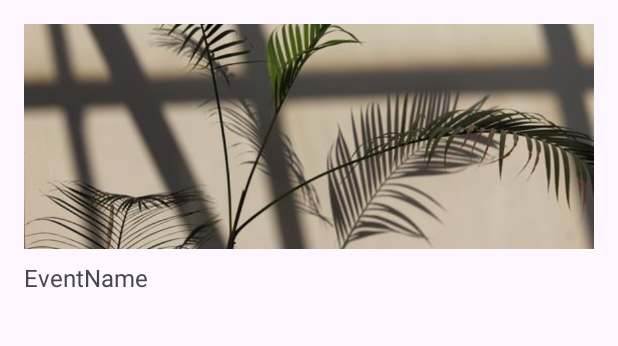
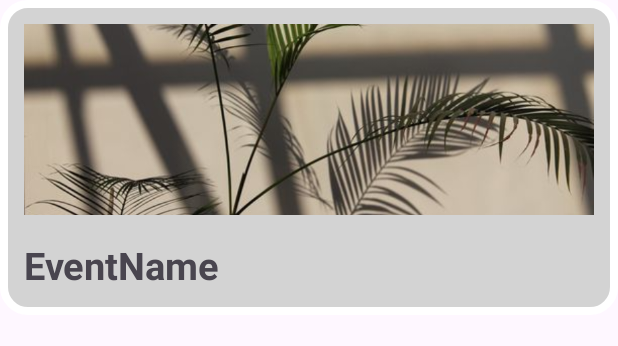
Before and after one commit to CMPUT301F24Vortex/Vortex_app, an Android app: the layout event_item.xml on its own in the app's theme, with its tools: preview values and no code run, on a phone screen of 412 x 824 dp. Shown: the top 346 px of the screen. Run offline under Robolectric (Android 15) with nearby library versions, the phone set to English and light mode, and no system bars.

Commit message:
Added Java doc and some simple test case for User, Center, and Event classes, fixed xml files

```diff
--- /dev/null
+++ b/app/src/main/res/drawable/curved_background.xml
@@ -0,0 +1,9 @@
+<?xml version="1.0" encoding="utf-8"?>
+<shape xmlns:android="http://schemas.android.com/apk/res/android">
+
+    <solid android:color="#D3D3D3" />
+    <corners android:radius="16dp" />
+    <stroke
+        android:color="#FFFFFF"
+        android:width="5dp" />
+</shape>
--- a/app/src/main/res/layout/event_item.xml
+++ b/app/src/main/res/layout/event_item.xml
@@ -3,22 +3,27 @@
     android:layout_width="match_parent"
     android:layout_height="wrap_content"
     android:orientation="vertical"
-    android:padding="16dp">
-
+    android:layout_gravity=""
+    android:padding="16dp"
+    android:background="@drawable/curved_background"> >
 
     <ImageView
         android:id="@+id/image_event"
         android:layout_width="match_parent"
-        android:layout_height="150dp"
+        android:layout_height="127dp"
+        android:layout_marginBottom="8dp"
+        android:clipToOutline="true"
+        android:outlineProvider="background"
         android:scaleType="centerCrop"
         android:src="@drawable/sample_event_image" />
 
     <TextView
         android:id="@+id/text_event_name"
-        android:layout_width="wrap_content"
+        android:layout_width="142dp"
         android:layout_height="wrap_content"
+        android:layout_marginTop="8dp"
         android:text="EventName"
-        android:textSize="16sp"
-        android:layout_marginTop="8dp" />
+        android:textSize="25sp"
+        android:textStyle="bold" />
 
 </LinearLayout>
```
Also changed, not shown: app/src/main/AndroidManifest.xml (+7 -1 lines), app/src/main/res/layout/organizer_events.xml (+13 -7 lines), 3 other files.
